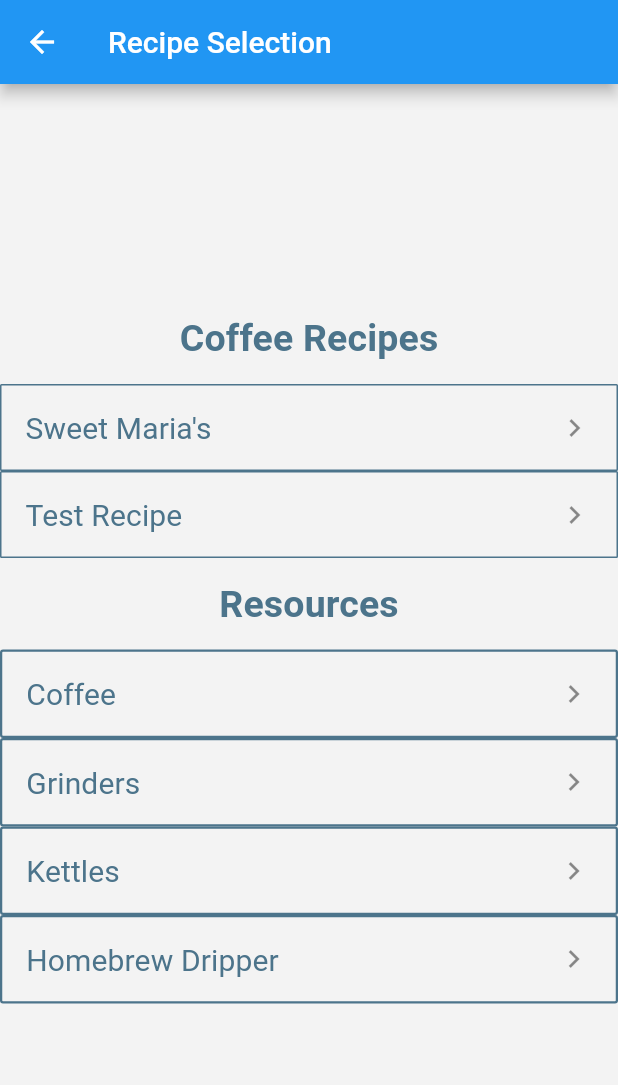
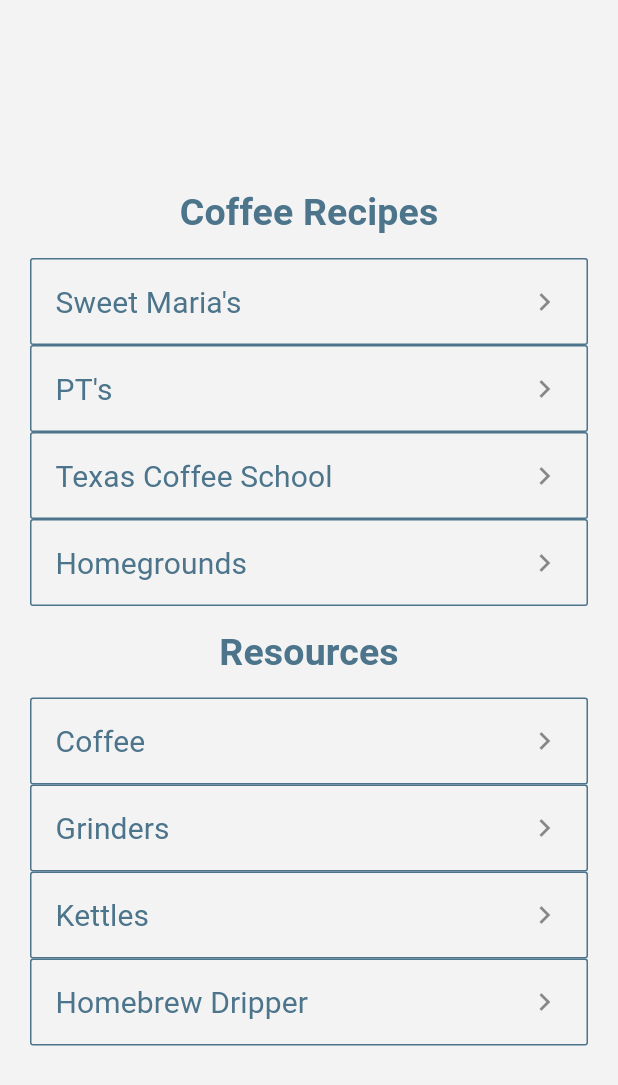
Before and after one commit to utrgv-software-engineering/homebrew-dripper-JohnAstro, a Flutter app: the RecipeList widget shown alone on an empty page, opened directly, after a tap on "Sweet Maria's", on a phone screen of 412 x 824 dp. Shown: the top 1085 px of the screen. Run offline on Flutter 3.47's test engine with Material 2 defaults, Android fonts, the phone set to English and light mode, and no system bars; Roboto replaces fonts that are missing (Kollektif, Montserrat).

Commit message:
Fixed UI and added remaining recipes

```diff
--- a/lib/screens/recipe_detail_screen.dart
+++ b/lib/screens/recipe_detail_screen.dart
@@ -14,38 +14,43 @@ class RecipeDetailScreen extends StatelessWidget {
   Widget build(BuildContext context) {
     return Scaffold(
       backgroundColor: Color(0xFFE5E5E5),
-      appBar: AppBar(
-        title: Text("Recipe Details"),
-      ),
       body: ListView(
         children: [
-          Text("${recipe.name}",
+          Container(
+            margin: const EdgeInsets.fromLTRB(30, 60, 30, 0),
+            padding: const EdgeInsets.fromLTRB(0, 10, 0, 10),
+            decoration: BoxDecoration(
+                borderRadius: BorderRadius.circular(2),
+                border: Border.all(color: Color(0xFF4C748B))),
+            child: Text("${recipe.name}",
+                textAlign: TextAlign.center,
                 style: TextStyle(
-                  fontFamily: 'Kollektif',
+                    fontWeight: FontWeight.bold,
+                    fontFamily: 'Montserrat',
+                    fontSize: 30,
+                    letterSpacing: 0.1,
+                    color: Color(0xFF4C748B))),
+          ),
+          Container(
+            margin: const EdgeInsets.fromLTRB(30, 0, 30, 0),
+            decoration: BoxDecoration(
+                borderRadius: BorderRadius.circular(2),
+                border: Border.all(color: Color(0xFF4C748B))),
+            child: Text(
+                "\n\n${recipe.coffeeVolumeGrams}g - ${recipe.grindSize}\n ${recipe.waterVolumeGrams}g - water\n\n\n ${recipe.miscDetails}\n",
+                textAlign: TextAlign.center,
+                style: TextStyle(
+                    fontFamily: 'Montserrat',
                     fontSize: 15,
                     letterSpacing: 0.1,
                     color: Color(0xFF4C748B))),
-          Text("${recipe.coffeeVolumeGrams}g - ${recipe.grindSize}",
-              style: TextStyle(
-                  fontFamily: 'Kollektif',
-                  fontSize: 15,
-                  letterSpacing: 0.1,
-                  color: Color(0xFF4C748B))),
-          Text("${recipe.waterVolumeGrams}g - water",
-              style: TextStyle(
-                  fontFamily: 'Kollektif',
-                  fontSize: 15,
-                  letterSpacing: 0.1,
-                  color: Color(0xFF4C748B))),
-          Text(""),
-          Text("${recipe.miscDetails}",
-              style: TextStyle(
-                  fontFamily: 'Kollektif',
-                  fontSize: 15,
-                  letterSpacing: 0.1,
-                  color: Color(0xFF4C748B))),
-          RaisedButton(
+          ),
+          Container(
+            padding: const EdgeInsets.fromLTRB(100, 400, 100, 0),
+            child: RaisedButton(
+              color: Color(0xFF4C748B),
               child: Text("Start"),
+              textColor: Color(0xFFF3F3F3),
               onPressed: () {
                 Navigator.push(
                   context,
@@ -53,6 +58,7 @@ class RecipeDetailScreen extends StatelessWidget {
                       builder: (context) => RecipeStepsScreen(recipe)),
                 );
               },
+            ),
           )
         ],
       ),
--- a/lib/screens/recipe_selection_screen.dart
+++ b/lib/screens/recipe_selection_screen.dart
@@ -63,9 +63,6 @@ class RecipeSelectionScreen extends StatelessWidget {
   Widget build(BuildContext context) {
     return Scaffold(
       backgroundColor: Color(0xFFF3F3F3),
-      appBar: AppBar(
-        title: Text("Recipe Selection"),
-      ),
       body: Center(
         child: Column(
           mainAxisAlignment: MainAxisAlignment.center,
@@ -105,7 +102,9 @@ class RecipeList extends StatelessWidget {
     return Column(
       children: [
         for (CoffeeRecipe recipe in recipes)
-          ListTile(
+          Container(
+            padding: const EdgeInsets.fromLTRB(20, 0, 20, 0),
+            child: ListTile(
                 title: Text("${recipe.name}",
                     style: TextStyle(
                         fontFamily: 'Montserrat',
@@ -115,14 +114,15 @@ class RecipeList extends StatelessWidget {
                 trailing: Icon(Icons.chevron_right),
                 shape: RoundedRectangleBorder(
                     side: BorderSide(color: Color(0xFF4C748B), width: 1),
-                  borderRadius: BorderRadius.circular(1)),
+                    borderRadius: BorderRadius.circular(2)),
                 onTap: () {
                   Navigator.push(
                     context,
                     MaterialPageRoute(
                         builder: (context) => RecipeDetailScreen(recipe)),
                   );
-              })
+                }),
+          )
       ],
     );
   }
@@ -136,7 +136,9 @@ class ResourceList extends StatelessWidget {
     return Column(
       children: [
         for (Resource resource in resources)
-          ListTile(
+          Container(
+            padding: const EdgeInsets.fromLTRB(20, 0, 20, 0),
+            child: ListTile(
               title: Text("${resource.name}",
                   style: TextStyle(
                       fontFamily: 'Montserrat',
@@ -145,7 +147,7 @@ class ResourceList extends StatelessWidget {
                       color: Color(0xFF4C748B))),
               trailing: Icon(Icons.chevron_right),
               shape: RoundedRectangleBorder(
-                side: BorderSide(color: Color(0xFF4C748B), width: 1.5),
+                  side: BorderSide(color: Color(0xFF4C748B), width: 1),
                   borderRadius: BorderRadius.circular(2)),
               onTap: () {
                 Navigator.push(
@@ -153,6 +155,7 @@ class ResourceList extends StatelessWidget {
                     MaterialPageRoute(
                         builder: (context) => ResourceScreen(resource)));
               },
+            ),
           )
       ],
     );
--- a/lib/screens/recipe_steps_screen.dart
+++ b/lib/screens/recipe_steps_screen.dart
@@ -71,9 +71,6 @@ class _RecipeStepsScreenState extends State<RecipeStepsScreen> {
 
     return Scaffold(
       backgroundColor: Color(0xFF4C748B),
-      appBar: AppBar(
-        title: Text("Recipe Steps"),
-      ),
       body: Center(
         child: Column(
           mainAxisAlignment: MainAxisAlignment.center,
@@ -84,18 +81,25 @@ class _RecipeStepsScreenState extends State<RecipeStepsScreen> {
                     fontSize: 100,
                     letterSpacing: 0.1,
                     color: Color(0xFFFFFFFF))),
-            Text("${currentRecipeStep.text}",
+            Container(
+              padding: const EdgeInsets.fromLTRB(0, 50, 0, 0),
+              child: Text("${currentRecipeStep.text}\n",
                   style: TextStyle(
                       fontFamily: 'Kollektif',
                       fontSize: 30,
                       letterSpacing: 0.1,
                       color: Color(0xFFFFFFFF))),
-            Text("Steps",
+            ),
+            Container(
+              margin: const EdgeInsets.fromLTRB(0, 60, 380, 0),
+              padding: const EdgeInsets.fromLTRB(0, 10, 0, 15),
+              child: Text("Steps",
                   style: TextStyle(
                       fontFamily: 'Kollektif',
                       fontSize: 20,
                       letterSpacing: 0.1,
                       color: Color(0xFFFFFFFF))),
+            ),
             for (RecipeStep step in remainingSteps)
               ListTile(
                   title: Text("${step.text}",
--- a/lib/screens/resource_screen.dart
+++ b/lib/screens/resource_screen.dart
@@ -11,9 +11,6 @@ class ResourceScreen extends StatelessWidget {
   @override
   Widget build(BuildContext context) {
     return Scaffold(
-      appBar: AppBar(
-        title: Text(resource.name),
-      ),
       body: ListView(
         children: [
           for (Product product in resource.products)
--- a/lib/utils/coffee_data.dart
+++ b/lib/utils/coffee_data.dart
@@ -19,26 +19,60 @@ CoffeeRecipe makeSweetMariasRecipe() {
   return recipe;
 }
 
-CoffeeRecipe makeTestRecipe() {
+CoffeeRecipe makePTsRecipe() {
+  List<RecipeStep> steps = [
+    RecipeStep("Add 320g water", 5),
+    RecipeStep("Cover and wait", 5),
+    RecipeStep("Stir", 5),
+    RecipeStep("Cover and wait", 5),
+    RecipeStep("Stir", 5),
+  ];
+  CoffeeRecipe recipe = CoffeeRecipe("PT's", 26, 320, "finely ground coffee",
+      "Artisan coffee: award-winning cup of joe", steps);
+  return recipe;
+}
+
+CoffeeRecipe makeTexasRecipe() {
   List<RecipeStep> steps = [
     RecipeStep("Add 360g water", 5),
+    RecipeStep("Add 1/2 Fresh Ginger Root", 5),
+    RecipeStep("Add 2 Whole Nutmeg", 5),
+    RecipeStep("Cover and wait", 5),
+    RecipeStep("Stir", 5),
+    RecipeStep("Cover and wait", 5),
+    RecipeStep("Stir", 5),
+  ];
+  CoffeeRecipe recipe = CoffeeRecipe("Texas Coffee School", 22, 360,
+      "finely ground coffee", "Lone Star: one proud, mean bean", steps);
+  return recipe;
+}
+
+CoffeeRecipe makeHomeRecipe() {
+  List<RecipeStep> steps = [
+    RecipeStep("Add 375g water", 5),
+    RecipeStep("Add 1 tbsp brown sugar", 5),
     RecipeStep("Cover and wait", 5),
     RecipeStep("Stir", 5),
     RecipeStep("Cover and wait", 5),
     RecipeStep("Stir", 5),
   ];
   CoffeeRecipe recipe = CoffeeRecipe(
-      "Test Recipe",
+      "Homegrounds",
       22,
-      360,
+      375,
       "finely ground coffee",
-      "The original recipe: makes one delicious cup",
+      "Right at Home: for that nostalgic feeling",
       steps);
   return recipe;
 }
 
 List<CoffeeRecipe> getAllRecipes() {
-  return [makeSweetMariasRecipe(), makeTestRecipe()];
+  return [
+    makeSweetMariasRecipe(),
+    makePTsRecipe(),
+    makeTexasRecipe(),
+    makeHomeRecipe()
+  ];
 }
 
 class CoffeeData {
```
Also changed, not shown: pubspec.lock. Lines whose indentation alone changed are shown as unchanged.
